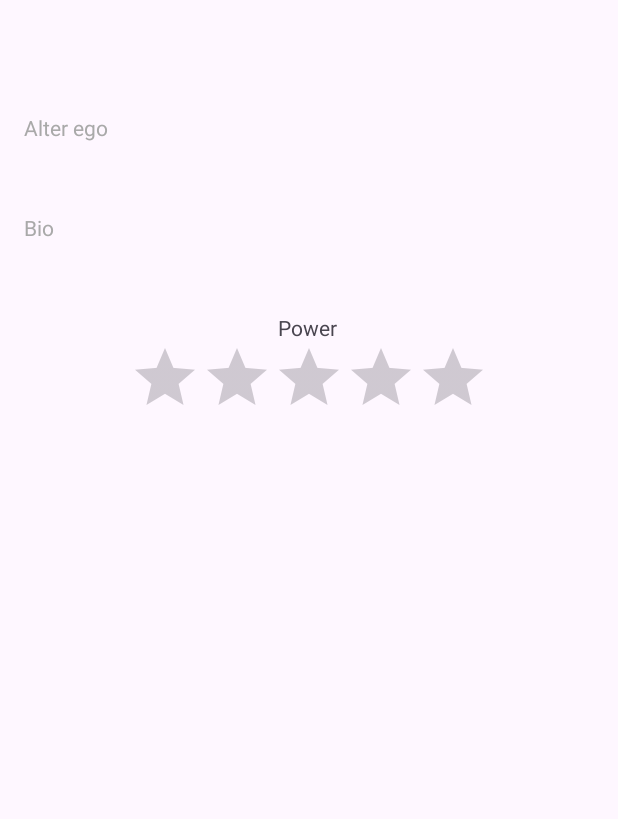
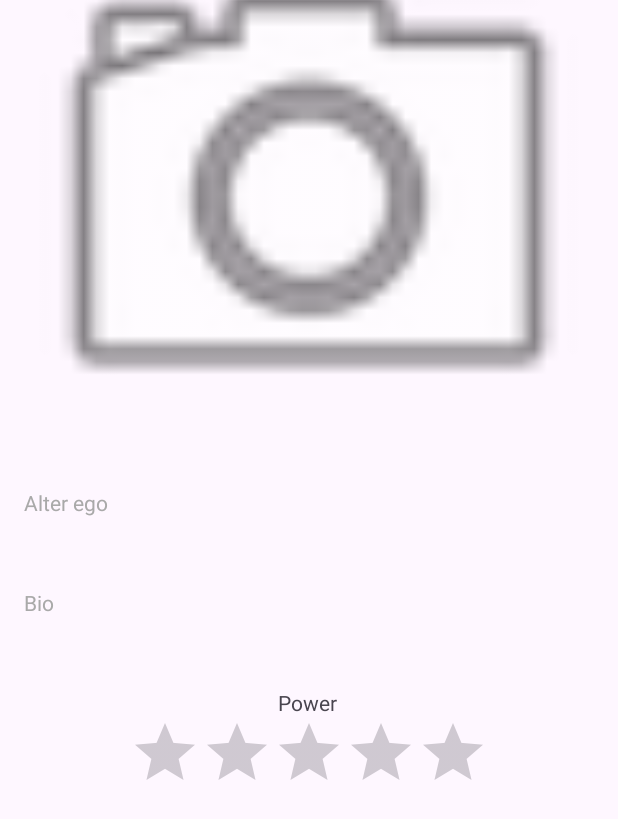
Before and after one commit to jOsuna85/RegisterHero, an Android app: the screen it shows after launch (DetailActivity), after a tap on "Save", on a phone screen of 412 x 824 dp. Shown: the top 819 px of the screen. Run offline under Robolectric (Android 15) with nearby library versions, the phone set to English and light mode, and no system bars; our stand-ins replace data binding.

Commit message:
Camara and Intent between Activitys

```diff
--- a/app/src/main/java/com/josuna85/superheroregister/DetailActivity.kt
+++ b/app/src/main/java/com/josuna85/superheroregister/DetailActivity.kt
@@ -1,5 +1,6 @@
 package com.josuna85.superheroregister
 
+import android.graphics.Bitmap
 import androidx.appcompat.app.AppCompatActivity
 import android.os.Bundle
 import com.josuna85.superheroregister.databinding.ActivityDetailBinding
@@ -7,6 +8,7 @@ import com.josuna85.superheroregister.databinding.ActivityDetailBinding
 class DetailActivity : AppCompatActivity() {
     companion object{
         const val SUPERHERO_KEY = "superhero"
+        const val BITMAP_KEY = "bitmap"
     }
     override fun onCreate(savedInstanceState: Bundle?) {
         super.onCreate(savedInstanceState)
@@ -15,7 +17,9 @@ class DetailActivity : AppCompatActivity() {
 
         val bundle: Bundle = intent.extras!!
         val superHero: SuperHero = bundle.getParcelable(SUPERHERO_KEY)!!
+        val bitmap: Bitmap = bundle.getParcelable(BITMAP_KEY)!!
 
+        binding.imageV.setImageBitmap(bitmap)// se asigna la foto a imageview
         binding.superhero = superHero
 
         /*Al utilizar el data binding no podemos ahorrar estas declaraciones y codigos de lineas
--- a/app/src/main/java/com/josuna85/superheroregister/MainActivity.kt
+++ b/app/src/main/java/com/josuna85/superheroregister/MainActivity.kt
@@ -1,11 +1,20 @@
 package com.josuna85.superheroregister
 
+import android.app.Activity
 import android.content.Intent
+import android.graphics.Bitmap
+import android.media.Image
 import androidx.appcompat.app.AppCompatActivity
 import android.os.Bundle
+import android.provider.MediaStore
+import android.widget.ImageView
+import androidx.activity.result.contract.ActivityResultContracts
+import androidx.core.graphics.drawable.toBitmap
 import com.josuna85.superheroregister.databinding.ActivityMainBinding
 
 class MainActivity : AppCompatActivity() {
+
+    private lateinit var heroImageCam: ImageView
     override fun onCreate(savedInstanceState: Bundle?) {
         super.onCreate(savedInstanceState)
         val binding : ActivityMainBinding = ActivityMainBinding.inflate(layoutInflater)
@@ -20,11 +29,31 @@ class MainActivity : AppCompatActivity() {
             val hero = SuperHero(superHeroName, alterEgo, bio, power)
             openDetailActivity(hero)
         }
+        heroImageCam = binding.heroImage
+
+        heroImageCam.setOnClickListener {
+            openCamera()
+        }
+    }
+
+    private fun openCamera() {
+        val cameraIntent = Intent(MediaStore.ACTION_IMAGE_CAPTURE)
+        takePictureLauncher.launch(cameraIntent)
+    }
+    private val takePictureLauncher = registerForActivityResult(ActivityResultContracts.StartActivityForResult()){result->
+        if(result.resultCode == Activity.RESULT_OK){
+            val data: Intent? = result.data
+            val heroBitmap = data?.extras?.get("data") as Bitmap
+            heroImageCam.setImageBitmap(heroBitmap)
+        }
     }
 
     private fun openDetailActivity(superHero: SuperHero){
         val intent = Intent(this, DetailActivity::class.java)
         intent.putExtra(DetailActivity.SUPERHERO_KEY,superHero)
+        intent.putExtra(DetailActivity.BITMAP_KEY,heroImageCam.drawable.toBitmap())
         startActivity(intent)
     }
+
+
 }
--- a/app/src/main/res/layout/activity_detail.xml
+++ b/app/src/main/res/layout/activity_detail.xml
@@ -16,9 +16,10 @@
         tools:context=".DetailActivity">
 
         <ImageView
-            android:id="@+id/imageView"
-            android:layout_width="wrap_content"
-            android:layout_height="wrap_content"
+            android:id="@+id/imageV"
+            android:layout_width="match_parent"
+            android:layout_height="250dp"
+            android:scaleType="centerCrop"
             android:adjustViewBounds="true"
             app:layout_constraintEnd_toEndOf="parent"
             app:layout_constraintStart_toStartOf="parent"
@@ -36,7 +37,7 @@
             android:textSize="20sp"
             app:layout_constraintEnd_toEndOf="parent"
             app:layout_constraintStart_toStartOf="parent"
-            app:layout_constraintTop_toBottomOf="@+id/imageView"/>
+            app:layout_constraintTop_toBottomOf="@+id/imageV"/>
 
         <TextView
             android:id="@+id/txtv_alterego"
--- a/app/src/main/res/layout/activity_main.xml
+++ b/app/src/main/res/layout/activity_main.xml
@@ -17,7 +17,7 @@
             android:id="@+id/hero_image"
             android:layout_width="120dp"
             android:layout_height="120dp"
-            tools:src="@android:drawable/ic_menu_camera"/>
+            android:src="@android:drawable/ic_menu_camera"/>
 
         <EditText
             android:id="@+id/edtxt_hero_name"
```
